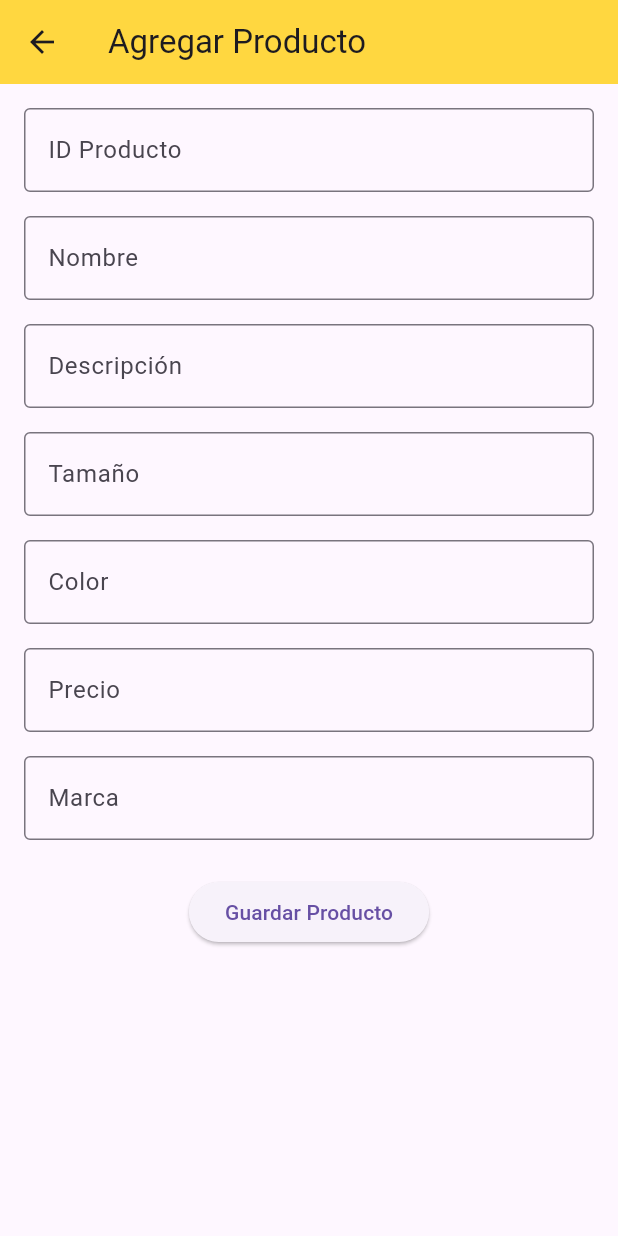
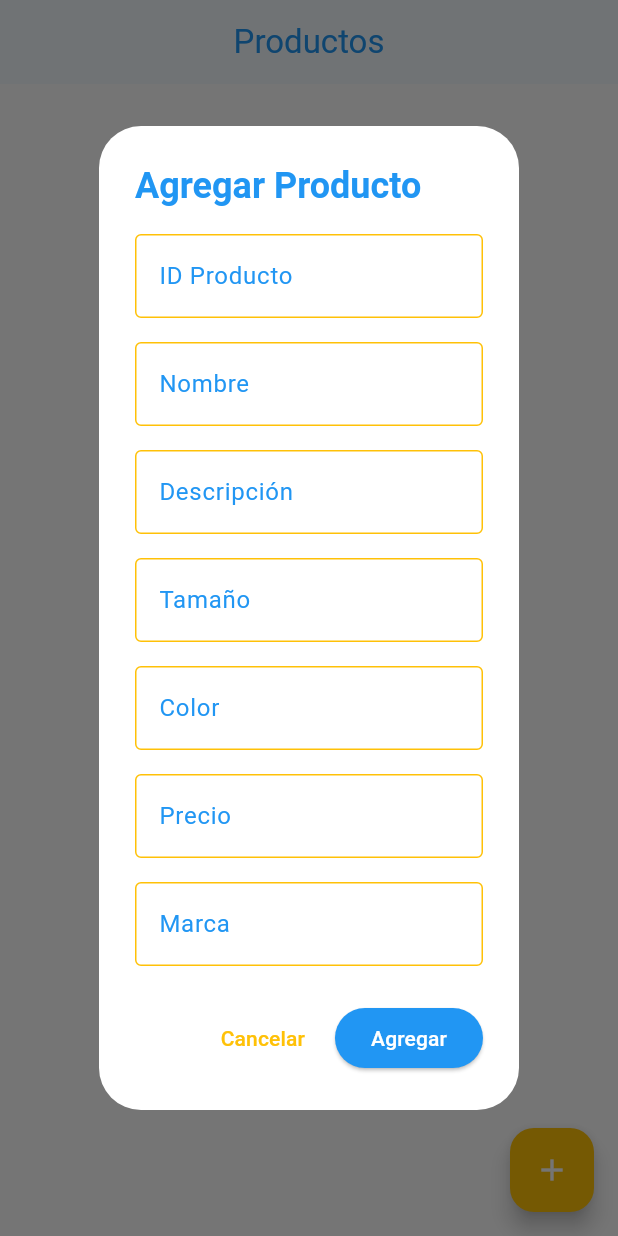
Before and after one commit to Jose-Bonilla-1043/Act7, a Flutter app: the screen it shows after launch, after a tap on the "add" icon, on a phone screen of 412 x 824 dp. Run offline on Flutter 3.47's test engine with Material 3 defaults, Android fonts, the phone set to English and light mode, and no system bars; our stand-ins replace cloud_firestore, firebase_core; accounts and stored records are empty.

Commit message:
Act6-CRUDO

```diff
--- a/lib/main.dart
+++ b/lib/main.dart
@@ -1,13 +1,13 @@
 import 'package:firebase_core/firebase_core.dart';
 import 'package:flutter/material.dart';
-
-import 'package:myapp/pages/add_name_page.dart';
-import 'package:myapp/pages/home_page.dart';
+import 'package:myapp/pages/home.dart';
 import 'firebase_options.dart';
 
 void main() async {
   WidgetsFlutterBinding.ensureInitialized();
-  await Firebase.initializeApp(options: DefaultFirebaseOptions.currentPlatform);
+  await Firebase.initializeApp(
+    options: DefaultFirebaseOptions.currentPlatform,
+  );
   runApp(const MyApp());
 }
 
@@ -18,12 +18,24 @@ class MyApp extends StatelessWidget {
   Widget build(BuildContext context) {
     return MaterialApp(
       debugShowCheckedModeBanner: false,
-      initialRoute: "/",
+      theme: ThemeData(
+        scaffoldBackgroundColor: Colors.white,
+        appBarTheme: const AppBarTheme(
+          backgroundColor: Colors.white,
+          foregroundColor: Color(0xFF2196F3),
+          elevation: 1,
+        ),
+        floatingActionButtonTheme: const FloatingActionButtonThemeData(
+          backgroundColor: Color(0xFFFFC107)),
+        colorScheme: const ColorScheme.light(
+          primary: Color(0xFF2196F3),
+        ),
+        inputDecorationTheme: const InputDecorationTheme(
+          labelStyle: TextStyle(color: Color(0xFF2196F3)),
+        ),
+      ),
+      home: const HomePage(),
       title: "Gestión de Productos",
-      routes: {
-        "/": (context) => const HomePage(),
-        "/add": (context) => const AddProductPage(),
-      },
     );
   }
 }
--- a/lib/pages/add_name_page.dart
+++ /dev/null
@@ -1,107 +0,0 @@
-import 'package:flutter/material.dart';
-import 'package:myapp/services/firebase_services.dart';
-
-class AddProductPage extends StatefulWidget {
-  const AddProductPage({super.key});
-
-  @override
-  State<AddProductPage> createState() => _AddProductPageState();
-}
-
-class _AddProductPageState extends State<AddProductPage> {
-  final _formKey = GlobalKey<FormState>();
-  final _idProductoController = TextEditingController();
-  final _nombreController = TextEditingController();
-  final _descripcionController = TextEditingController();
-  final _tamanoController = TextEditingController();
-  final _colorController = TextEditingController();
-  final _precioController = TextEditingController();
-  final _marcaController = TextEditingController();
-
-  @override
-  void dispose() {
-    _idProductoController.dispose();
-    _nombreController.dispose();
-    _descripcionController.dispose();
-    _tamanoController.dispose();
-    _colorController.dispose();
-    _precioController.dispose();
-    _marcaController.dispose();
-    super.dispose();
-  }
-
-  Future<void> _submitForm() async {
-    if (_formKey.currentState!.validate()) {
-      await addProduct({
-        'Id_producto': _idProductoController.text,
-        'Nombre': _nombreController.text,
-        'Descripcion': _descripcionController.text,
-        'Tamaño': _tamanoController.text,
-        'Color': _colorController.text,
-        'Precio': _precioController.text,
-        'Marca': _marcaController.text,
-      });
-      Navigator.pop(context);
-    }
-  }
-
-  @override
-  Widget build(BuildContext context) {
-    return Scaffold(
-      appBar: AppBar(
-        title: const Text('Agregar Producto'),
-        backgroundColor: Colors.amberAccent,
-      ),
-      body: Padding(
-        padding: const EdgeInsets.all(16.0),
-        child: Form(
-          key: _formKey,
-          child: SingleChildScrollView(
-            child: Column(
-              children: [
-                _buildTextField(_idProductoController, 'ID Producto'),
-                const SizedBox(height: 16),
-                _buildTextField(_nombreController, 'Nombre'),
-                const SizedBox(height: 16),
-                _buildTextField(_descripcionController, 'Descripción'),
-                const SizedBox(height: 16),
-                _buildTextField(_tamanoController, 'Tamaño'),
-                const SizedBox(height: 16),
-                _buildTextField(_colorController, 'Color'),
-                const SizedBox(height: 16),
-                _buildTextField(_precioController, 'Precio', isNumber: true),
-                const SizedBox(height: 16),
-                _buildTextField(_marcaController, 'Marca'),
-                const SizedBox(height: 24),
-                ElevatedButton(
-                  onPressed: _submitForm,
-                  child: const Text('Guardar Producto'),
-                ),
-              ],
-            ),
-          ),
-        ),
-      ),
-    );
-  }
-
-  Widget _buildTextField(TextEditingController controller, String label, {bool isNumber = false}) {
-    return TextFormField(
-      controller: controller,
-      decoration: InputDecoration(
-        labelText: label,
-        border: const OutlineInputBorder(),
-      ),
-      keyboardType: isNumber ? TextInputType.number : TextInputType.text,
-      validator: (value) {
-        if (value == null || value.isEmpty) {
-          return 'Por favor ingrese $label';
-        }
-        if (isNumber && double.tryParse(value) == null) {
-          return 'Por favor ingrese un número válido';
-        }
-        return null;
-      },
-    );
-  }
-}
--- /dev/null
+++ b/lib/pages/employee.dart
@@ -0,0 +1,158 @@
+import 'package:flutter/material.dart';
+import 'package:myapp/services/database.dart';
+
+class ProductDialog extends StatefulWidget {
+  final Map<String, dynamic>? productData;
+  final String? productId;
+
+  const ProductDialog({super.key, this.productData, this.productId});
+
+  @override
+  State<ProductDialog> createState() => _ProductDialogState();
+}
+
+class _ProductDialogState extends State<ProductDialog> {
+  final _formKey = GlobalKey<FormState>();
+  late final TextEditingController _idProductoController;
+  late final TextEditingController _nombreController;
+  late final TextEditingController _descripcionController;
+  late final TextEditingController _tamanoController;
+  late final TextEditingController _colorController;
+  late final TextEditingController _precioController;
+  late final TextEditingController _marcaController;
+
+  @override
+  void initState() {
+    super.initState();
+    _idProductoController = TextEditingController(text: widget.productData?['Id_producto']?.toString() ?? '');
+    _nombreController = TextEditingController(text: widget.productData?['Nombre']?.toString() ?? '');
+    _descripcionController = TextEditingController(text: widget.productData?['Descripcion']?.toString() ?? '');
+    _tamanoController = TextEditingController(text: widget.productData?['Tamaño']?.toString() ?? '');
+    _colorController = TextEditingController(text: widget.productData?['Color']?.toString() ?? '');
+    _precioController = TextEditingController(text: widget.productData?['Precio']?.toString() ?? '');
+    _marcaController = TextEditingController(text: widget.productData?['Marca']?.toString() ?? '');
+  }
+
+  @override
+  void dispose() {
+    _idProductoController.dispose();
+    _nombreController.dispose();
+    _descripcionController.dispose();
+    _tamanoController.dispose();
+    _colorController.dispose();
+    _precioController.dispose();
+    _marcaController.dispose();
+    super.dispose();
+  }
+
+  Future<void> _submitForm() async {
+    if (_formKey.currentState?.validate() ?? false) {
+      final productData = {
+        'Id_producto': _idProductoController.text,
+        'Nombre': _nombreController.text,
+        'Descripcion': _descripcionController.text,
+        'Tamaño': _tamanoController.text,
+        'Color': _colorController.text,
+        'Precio': _precioController.text,
+        'Marca': _marcaController.text,
+      };
+
+      try {
+        if (widget.productId == null) {
+          await addProduct(productData);
+        } else {
+          await updateProduct(widget.productId!, productData);
+        }
+        if (mounted) Navigator.pop(context, true);
+      } catch (e) {
+        if (mounted) {
+          ScaffoldMessenger.of(context).showSnackBar(
+            SnackBar(content: Text('Error: $e')),
+          );
+        }
+      }
+    }
+  }
+
+  @override
+  Widget build(BuildContext context) {
+    return AlertDialog(
+      backgroundColor: Colors.white,
+      title: Text(
+        widget.productId == null ? 'Agregar Producto' : 'Editar Producto',
+        style: const TextStyle(
+          color: Color(0xFF2196F3),
+          fontWeight: FontWeight.bold,
+        ),
+      ),
+      content: SingleChildScrollView(
+        child: Form(
+          key: _formKey,
+          child: Column(
+            mainAxisSize: MainAxisSize.min,
+            children: [
+              _buildTextField(_idProductoController, 'ID Producto'),
+              const SizedBox(height: 16),
+              _buildTextField(_nombreController, 'Nombre'),
+              const SizedBox(height: 16),
+              _buildTextField(_descripcionController, 'Descripción'),
+              const SizedBox(height: 16),
+              _buildTextField(_tamanoController, 'Tamaño'),
+              const SizedBox(height: 16),
+              _buildTextField(_colorController, 'Color'),
+              const SizedBox(height: 16),
+              _buildTextField(_precioController, 'Precio', isNumber: true),
+              const SizedBox(height: 16),
+              _buildTextField(_marcaController, 'Marca'),
+            ],
+          ),
+        ),
+      ),
+      actions: [
+        TextButton(
+          onPressed: () => Navigator.pop(context),
+          child: const Text(
+            'Cancelar',
+            style: TextStyle(color: Color(0xFFFFC107)),
+          ),
+        ),
+        ElevatedButton(
+          onPressed: _submitForm,
+          style: ElevatedButton.styleFrom(
+            backgroundColor: const Color(0xFF2196F3),
+            foregroundColor: Colors.white,
+          ),
+          child: Text(widget.productId == null ? 'Agregar' : 'Guardar'),
+        ),
+      ],
+    );
+  }
+
+  Widget _buildTextField(TextEditingController controller, String label, {bool isNumber = false}) {
+    return TextFormField(
+      controller: controller,
+      decoration: InputDecoration(
+        labelText: label,
+        labelStyle: const TextStyle(color: Color(0xFF2196F3)),
+        border: const OutlineInputBorder(),
+        enabledBorder: const OutlineInputBorder(
+          borderSide: BorderSide(color: Color(0xFFFFC107)),
+        ),
+        focusedBorder: const OutlineInputBorder(
+          borderSide: BorderSide(color: Color(0xFF2196F3)),
+        ),
+      ),
+      style: const TextStyle(color: Colors.black87),
+      keyboardType: isNumber ? TextInputType.number : TextInputType.text,
+      validator: (value) {
+        if (value == null || value.isEmpty) {
+          return 'Por favor ingrese $label';
+        }
+        if (isNumber && double.tryParse(value) == null) {
+          return 'Por favor ingrese un número válido';
+        }
+        return null;
+      },
+    );
+  }
+}
--- /dev/null
+++ b/lib/pages/home.dart
@@ -0,0 +1,169 @@
+import 'package:flutter/material.dart';
+import 'package:myapp/pages/employee.dart';
+import 'package:myapp/services/database.dart';
+
+class HomePage extends StatefulWidget {
+  const HomePage({super.key});
+
+  @override
+  State<HomePage> createState() => _HomePageState();
+}
+
+class _HomePageState extends State<HomePage> {
+  @override
+  Widget build(BuildContext context) {
+    return Scaffold(
+      backgroundColor: Colors.white,
+      appBar: AppBar(
+        title: const Text(
+          "Productos",
+          style: TextStyle(color: Color(0xFF2196F3)), // Azul
+        ),
+        centerTitle: true,
+        backgroundColor: Colors.white,
+        elevation: 1,
+        iconTheme: const IconThemeData(color: Color(0xFF2196F3)), // Azul
+      ),
+      body: FutureBuilder<List<Map<String, dynamic>>>(
+        future: getProducts(),
+        builder: (context, snapshot) {
+          if (snapshot.connectionState == ConnectionState.waiting) {
+            return const Center(
+              child: CircularProgressIndicator(
+                valueColor: AlwaysStoppedAnimation<Color>(Color(0xFF2196F3)), // Azul
+              ),
+            );
+          }
+
+          if (snapshot.hasError) {
+            return Center(
+              child: Text(
+                'Error: ${snapshot.error}',
+                style: const TextStyle(color: Colors.black87),
+              ),
+            );
+          }
+
+          if (!snapshot.hasData || snapshot.data!.isEmpty) {
+            return const Center(
+              child: Text(
+                'No hay productos disponibles',
+                style: TextStyle(color: Colors.black87),
+              ),
+            );
+          }
+
+          final productos = snapshot.data!;
+
+          return ListView.builder(
+            itemCount: productos.length,
+            itemBuilder: (context, index) {
+              final producto = productos[index];
+              final productoId = producto['id'];
+
+              return Card(
+                margin: const EdgeInsets.all(8.0),
+                elevation: 1,
+                color: Colors.white,
+                child: Padding(
+                  padding: const EdgeInsets.all(16.0),
+                  child: Column(
+                    crossAxisAlignment: CrossAxisAlignment.start,
+                    children: [
+                      Row(
+                        mainAxisAlignment: MainAxisAlignment.spaceBetween,
+                        children: [
+                          Text(
+                            'ID: ${producto['Id_producto'] ?? 'N/A'}',
+                            style: const TextStyle(
+                              fontWeight: FontWeight.bold,
+                              fontSize: 18,
+                              color: Color(0xFFFFC107), // AMARILLO (ID)
+                            ),
+                          ),
+                          Row(
+                            children: [
+                              IconButton(
+                                icon: const Icon(Icons.edit, color: Color(0xFF2196F3)), // Azul
+                                onPressed: () => _showEditDialog(context, producto, productoId),
+                              ),
+                              IconButton(
+                                icon: const Icon(Icons.delete, color: Color(0xFFF44336)), // Rojo
+                                onPressed: () async {
+                                  await deleteProduct(productoId);
+                                  if (mounted) setState(() {});
+                                },
+                              ),
+                            ],
+                          ),
+                        ],
+                      ),
+                      const SizedBox(height: 8),
+                      _buildInfoRow('Nombre', producto['Nombre'], isBlue: true),
+                      _buildInfoRow('Descripción', producto['Descripcion'], isBlue: false),
+                      _buildInfoRow('Tamaño', producto['Tamaño'], isBlue: true),
+                      _buildInfoRow('Color', producto['Color'], isBlue: false),
+                      _buildInfoRow('Precio', producto['Precio'], isBlue: true),
+                      _buildInfoRow('Marca', producto['Marca'], isBlue: false),
+                    ],
+                  ),
+                ),
+              );
+            },
+          );
+        },
+      ),
+      floatingActionButton: FloatingActionButton(
+        onPressed: () => _showAddDialog(context),
+        backgroundColor: const Color(0xFFFFC107), // AMARILLO (botón flotante)
+        child: const Icon(Icons.add, color: Colors.white),
+      ),
+    );
+  }
+
+  void _showAddDialog(BuildContext context) async {
+    final updated = await showDialog<bool>(
+      context: context,
+      builder: (context) => const ProductDialog(),
+    );
+    if (updated == true && mounted) {
+      setState(() {});
+    }
+  }
+
+  void _showEditDialog(BuildContext context, Map<String, dynamic> productData, String productId) async {
+    final updated = await showDialog<bool>(
+      context: context,
+      builder: (context) => ProductDialog(
+        productData: productData,
+        productId: productId,
+      ),
+    );
+    if (updated == true && mounted) {
+      setState(() {});
+    }
+  }
+
+  Widget _buildInfoRow(String label, dynamic value, {required bool isBlue}) {
+    return Padding(
+      padding: const EdgeInsets.symmetric(vertical: 4.0),
+      child: Row(
+        children: [
+          Text(
+            '$label: ',
+            style: TextStyle(
+              fontWeight: FontWeight.bold,
+              color: isBlue ? const Color(0xFF2196F3) : const Color(0xFFFFC107), // AMARILLO cuando isBlue=false
+            ),
+          ),
+          Text(
+            value?.toString() ?? 'No especificado',
+            style: TextStyle(
+              color: isBlue ? const Color(0xFF2196F3) : const Color(0xFFFFC107), // AMARILLO cuando isBlue=false
+            ),
+          ),
+        ],
+      ),
+    );
+  }
+}
--- a/lib/pages/home_page.dart
+++ /dev/null
@@ -1,130 +0,0 @@
-import 'package:flutter/material.dart';
-import 'package:myapp/pages/edit_name_page.dart';
-import 'package:myapp/services/firebase_services.dart';
-
-class HomePage extends StatefulWidget {
-  const HomePage({super.key});
-
-  @override
-  State<HomePage> createState() => _HomePageState();
-}
-
-class _HomePageState extends State<HomePage> {
-  @override
-  Widget build(BuildContext context) {
-    return Scaffold(
-      appBar: AppBar(
-        title: const Text("Productos"),
-        centerTitle: true,
-        backgroundColor: Colors.amberAccent,
-      ),
-      body: FutureBuilder<List<Map<String, dynamic>>>(
-        future: getProducts(),
-        builder: (context, snapshot) {
-          if (snapshot.connectionState == ConnectionState.waiting) {
-            return const Center(child: CircularProgressIndicator());
-          }
-
-          if (snapshot.hasError) {
-            return Center(child: Text('Error: ${snapshot.error}'));
-          }
-
-          if (!snapshot.hasData || snapshot.data!.isEmpty) {
-            return const Center(child: Text('No hay productos disponibles'));
-          }
-
-          final List<Map<String, dynamic>> productos = snapshot.data!;
-
-          return ListView.builder(
-            itemCount: productos.length,
-            itemBuilder: (context, index) {
-              final producto = productos[index];
-              final productoId = producto['id'];
-
-              return Card(
-                margin: const EdgeInsets.all(8.0),
-                child: Padding(
-                  padding: const EdgeInsets.all(16.0),
-                  child: Column(
-                    crossAxisAlignment: CrossAxisAlignment.start,
-                    children: [
-                      Row(
-                        mainAxisAlignment: MainAxisAlignment.spaceBetween,
-                        children: [
-                          Text(
-                            'ID: ${producto['Id_producto'] ?? 'N/A'}',
-                            style: const TextStyle(
-                              fontWeight: FontWeight.bold,
-                              fontSize: 18,
-                            ),
-                          ),
-                          Row(
-                            children: [
-                              IconButton(
-                                icon: const Icon(Icons.edit),
-                                onPressed: () async {
-                                  final updated = await Navigator.push(
-                                    context,
-                                    MaterialPageRoute(
-                                      builder: (context) => EditProductPage(
-                                        productData: producto,
-                                        productId: productoId,
-                                      ),
-                                    ),
-                                  );
-                                  if (updated == true) {
-                                    setState(() {});
-                                  }
-                                },
-                              ),
-                              IconButton(
-                                icon: const Icon(Icons.delete),
-                                onPressed: () async {
-                                  await deleteProduct(productoId);
-                                  setState(() {});
-                                },
-                              ),
-                            ],
-                          ),
-                        ],
-                      ),
-                      const SizedBox(height: 8),
-                      _buildInfoRow('Nombre', producto['Nombre']),
-                      _buildInfoRow('Descripción', producto['Descripcion']),
-                      _buildInfoRow('Tamaño', producto['Tamaño']),
-                      _buildInfoRow('Color', producto['Color']),
-                      _buildInfoRow('Precio', producto['Precio']),
-                      _buildInfoRow('Marca', producto['Marca']),
-                    ],
-                  ),
-                ),
-              );
-            },
-          );
-        },
-      ),
-      floatingActionButton: FloatingActionButton(
-        onPressed: () async {
-          await Navigator.pushNamed(context, "/add");
-          setState(() {});
-        },
-        child: const Icon(Icons.add),
-      ),
-    );
-  }
-
-  Widget _buildInfoRow(String label, dynamic value) {
-    return Padding(
-      padding: const EdgeInsets.symmetric(vertical: 4.0),
-      child: Row(
-        children: [
-          Text(
-            '$label: ',
-            style: const TextStyle(fontWeight: FontWeight.bold),
-          ),
-          Text(value?.toString() ?? 'No especificado'),
-        ],
-      ),
-    );
-  }
-}
--- a/lib/services/firebase_services.dart
+++ b/lib/services/database.dart
@@ -1,6 +1,6 @@
 import 'package:cloud_firestore/cloud_firestore.dart';
 
-FirebaseFirestore db = FirebaseFirestore.instance;
+final FirebaseFirestore db = FirebaseFirestore.instance;
 
 Future<List<Map<String, dynamic>>> getProducts() async {
   List<Map<String, dynamic>> products = [];
```
Also changed, not shown: lib/pages/edit_name_page.dart (deleted, +0 -135 lines).
